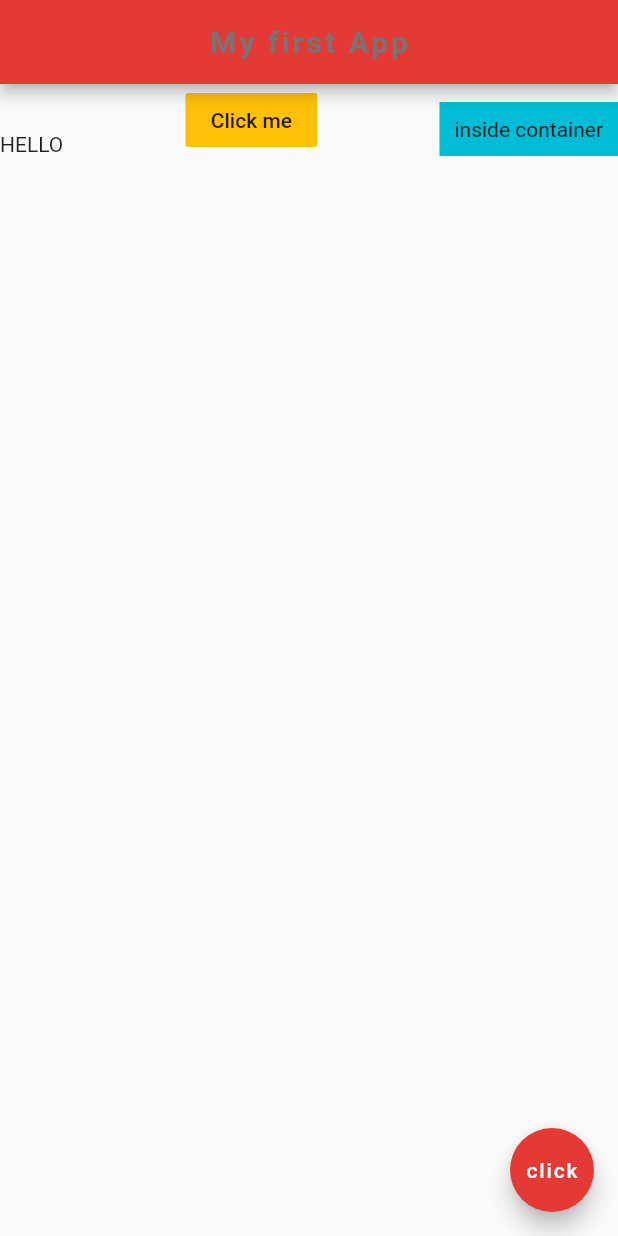
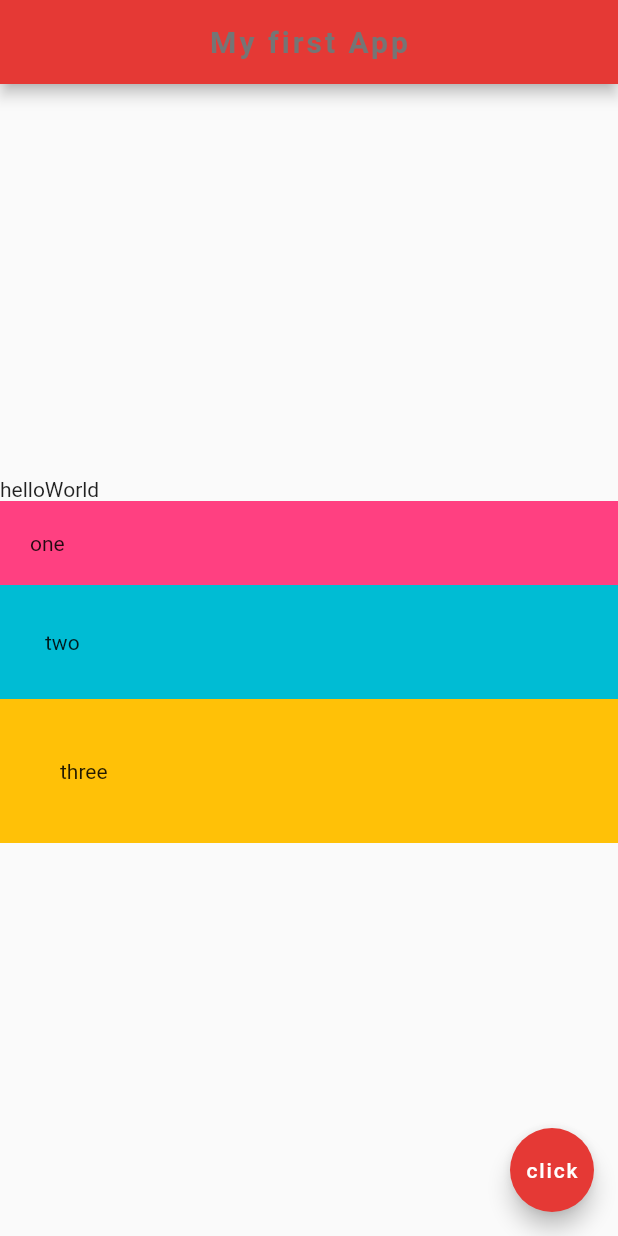
Before and after one commit to shamaahlawat/flutter-first-app, a Flutter app: the screen it shows after launch, on a phone screen of 412 x 824 dp. Run offline on Flutter 3.47's test engine with Material 2 defaults, Android fonts, the phone set to English and light mode, and no system bars.

Commit message:
Column widget implemented

```diff
--- a/helloFlutter/lib/main.dart
+++ b/helloFlutter/lib/main.dart
@@ -85,22 +85,53 @@ class Home extends StatelessWidget { //ITS OUR OWN CUSTOM WIDGET ,WE CAN RESUE I
 
     //ROW WIDGET
 
-    body: Row(
-      mainAxisAlignment:MainAxisAlignment.spaceBetween,
-      crossAxisAlignment: CrossAxisAlignment.end,
-      children: <Widget>[
-        Text('HELLO'),
-        FlatButton(
-          onPressed: () {},
-         child: Text('Click me'),
-         color:Colors.amber,
+    // body: Row(
+    //   mainAxisAlignment:MainAxisAlignment.spaceBetween,
+    //   crossAxisAlignment: CrossAxisAlignment.end,
+    //   children: <Widget>[
+    //     Text('HELLO'),
+    //     FlatButton(
+    //       onPressed: () {},
+    //      child: Text('Click me'),
+    //      color:Colors.amber,
+    //      ),
+    //      Container(
+    //        color:Colors.cyan,
+    //        padding:EdgeInsets.all(10.0),
+    //        child:Text('inside container')
+    //      )
+    // ],),
+
+    //COLUMN WIDGET
+     body:Column(
+       mainAxisAlignment: MainAxisAlignment.center,
+       crossAxisAlignment: CrossAxisAlignment.stretch,
+      //  crossAxisAlignment: ,
+       children: <Widget>[
+         Row(
+           children: <Widget>[
+               Text('hello'),
+               Text('World')
+           ],
          ),
          Container(
+           padding: EdgeInsets.all(20.0),
+           color:Colors.pinkAccent,
+           child:Text('one')
+         ),
+          Container(
+           padding: EdgeInsets.all(30.0),
            color:Colors.cyan,
-           padding:EdgeInsets.all(10.0),
-           child:Text('inside container')
-         )
-    ],),
+           child:Text('two')
+         ),
+          Container(
+           padding: EdgeInsets.all(40.0),
+           color:Colors.amber,
+           child:Text('three')
+         ),
+       ],
+     ),
+
     floatingActionButton: FloatingActionButton(
       onPressed: () {},
       child:Text('click'),
```
